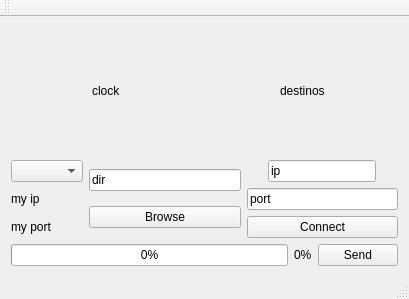
This is backupwindow.ui in alu0100885613/soa-system-backup as Qt 5 draws it before an edit. The edited form follows.
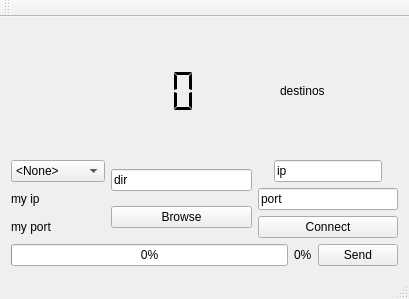
This is the edited form.

Commit message: Implementando timer de conexión y slots de algunos botones y combo box

```diff
--- a/backupwindow.ui
+++ b/backupwindow.ui
@@ -17,10 +17,22 @@
    <layout class="QVBoxLayout" name="verticalLayout_4">
     <item>
      <layout class="QHBoxLayout" name="horizontalLayout_2">
-      <item alignment="Qt::AlignHCenter">
-       <widget class="QLabel" name="label_3">
-        <property name="text">
-         <string>clock</string>
+      <item>
+       <widget class="QLCDNumber" name="lcdNumber">
+        <property name="frameShape">
+         <enum>QFrame::NoFrame</enum>
+        </property>
+        <property name="smallDecimalPoint">
+         <bool>false</bool>
+        </property>
+        <property name="digitCount">
+         <number>8</number>
+        </property>
+        <property name="segmentStyle">
+         <enum>QLCDNumber::Flat</enum>
+        </property>
+        <property name="intValue" stdset="0">
+         <number>0</number>
         </property>
        </widget>
       </item>
@@ -38,7 +50,28 @@
       <item>
        <layout class="QVBoxLayout" name="verticalLayout_3">
         <item>
-         <widget class="QComboBox" name="comboBox"/>
+         <widget class="QComboBox" name="modeComboBox">
+          <item>
+           <property name="text">
+            <string>&lt;None&gt;</string>
+           </property>
+          </item>
+          <item>
+           <property name="text">
+            <string>Active user</string>
+           </property>
+          </item>
+          <item>
+           <property name="text">
+            <string>Pasive user</string>
+           </property>
+          </item>
+          <item>
+           <property name="text">
+            <string>Server</string>
+           </property>
+          </item>
+         </widget>
         </item>
         <item>
          <widget class="QLabel" name="label_5">
```
Left out of the diff: 6 changed lines with no effect on the pictures. The commit also changes 3 other files.
